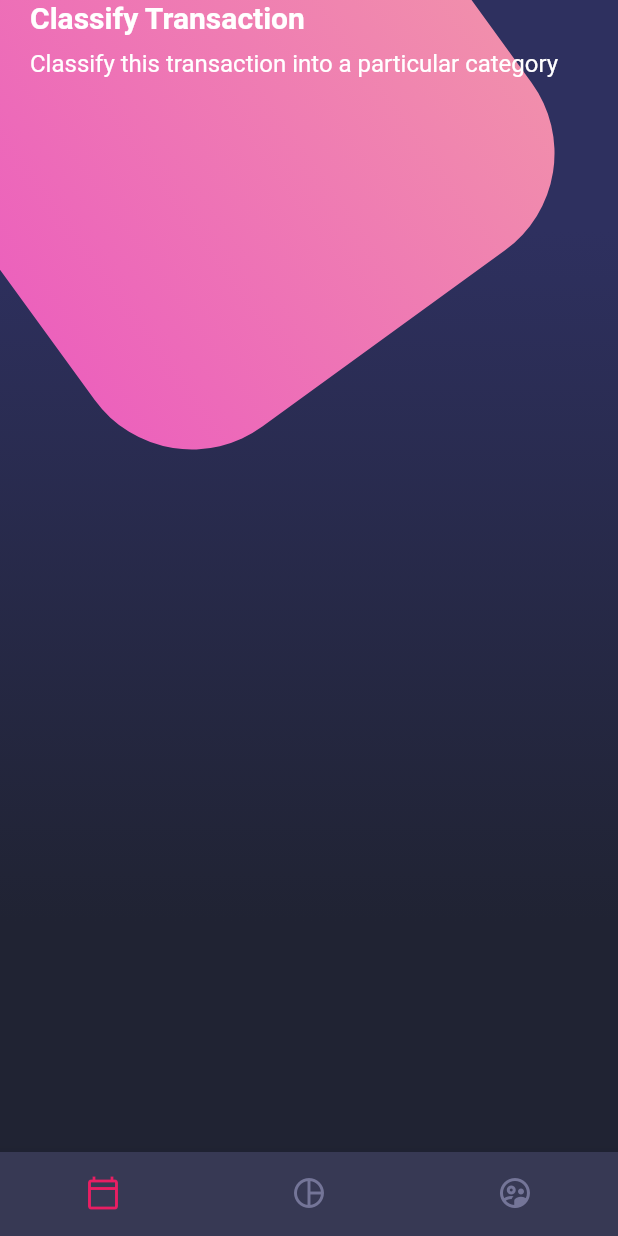
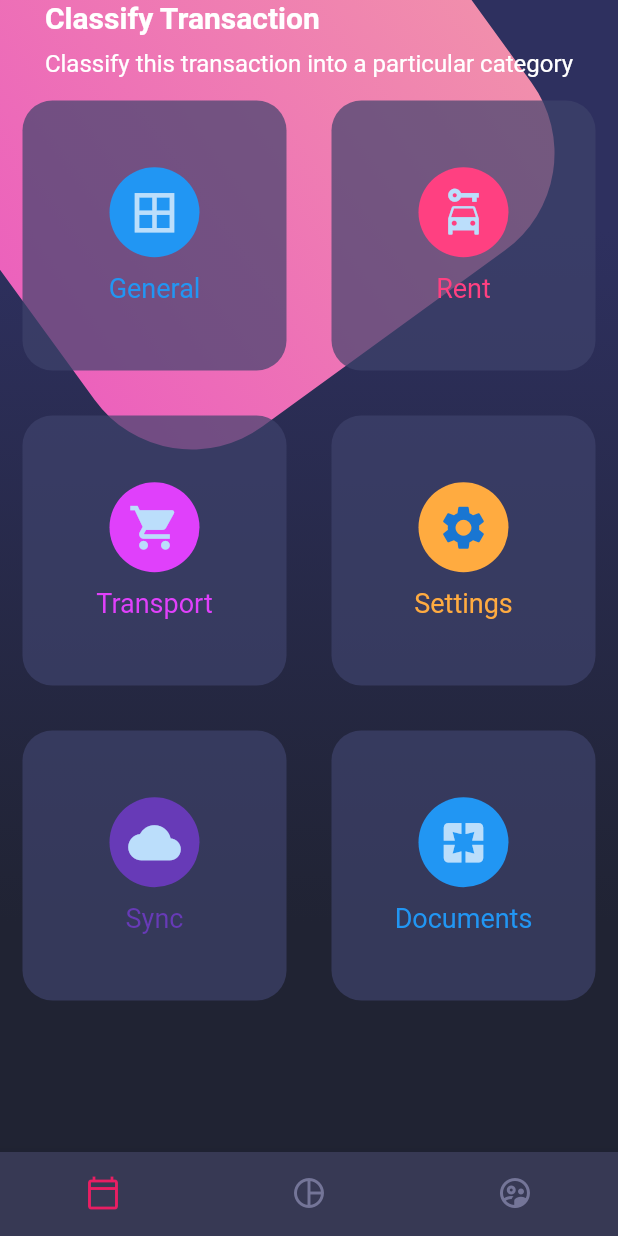
Before and after one commit to Ricardohm7/flutter_designs, a Flutter app: the screen it shows after launch, on a phone screen of 412 x 824 dp. Run offline on Flutter 3.47's test engine with Material 2 defaults, Android fonts, the phone set to English and light mode, and no system bars.

Commit message:
Diseño compuesto -Table y Table row implementados

```diff
--- a/lib/widgets/background.dart
+++ b/lib/widgets/background.dart
@@ -1,5 +1,6 @@
 import 'dart:math';
 
+import 'package:designs/widgets/card_table.dart';
 import 'package:designs/widgets/page_title.dart';
 import 'package:flutter/material.dart';
 
@@ -65,6 +66,8 @@ class _HomeBody extends StatelessWidget {
       child: Column(children: [
         //Titulos
         PageTile(),
+        //Card table
+        CardTable(),
       ]),
     );
   }
--- /dev/null
+++ b/lib/widgets/card_table.dart
@@ -0,0 +1,88 @@
+import 'package:flutter/material.dart';
+
+class CardTable extends StatelessWidget {
+  const CardTable({Key? key}) : super(key: key);
+
+  @override
+  Widget build(BuildContext context) {
+    return Table(
+      children: [
+        TableRow(children: [
+          _SingleCard(
+            color: Colors.blue,
+            icon: Icons.border_all,
+            text: 'General',
+          ),
+          _SingleCard(
+            color: Colors.pinkAccent,
+            icon: Icons.car_rental,
+            text: 'Rent',
+          ),
+        ]),
+        TableRow(children: [
+          _SingleCard(
+            color: Colors.purpleAccent,
+            icon: Icons.local_grocery_store,
+            text: 'Transport',
+          ),
+          _SingleCard(
+            color: Colors.orangeAccent,
+            icon: Icons.settings,
+            text: 'Settings',
+          ),
+        ]),
+        TableRow(children: [
+          _SingleCard(
+            color: Colors.deepPurple,
+            icon: Icons.cloud,
+            text: 'Sync',
+          ),
+          _SingleCard(
+            color: Colors.blue,
+            icon: Icons.pages,
+            text: 'Documents',
+          ),
+        ]),
+      ],
+    );
+  }
+}
+
+class _SingleCard extends StatelessWidget {
+  const _SingleCard({
+    Key? key,
+    required this.icon,
+    required this.color,
+    required this.text,
+  }) : super(key: key);
+
+  final IconData icon;
+  final Color color;
+  final String text;
+
+  @override
+  Widget build(BuildContext context) {
+    return Container(
+      margin: EdgeInsets.all(15),
+      height: 180,
+      decoration: BoxDecoration(
+        color: Color.fromRGBO(62, 66, 107, 0.7),
+        borderRadius: BorderRadius.circular(20),
+      ),
+      child: Column(mainAxisAlignment: MainAxisAlignment.center, children: [
+        CircleAvatar(
+          backgroundColor: color,
+          child: Icon(
+            icon,
+            size: 35,
+          ),
+          radius: 30,
+        ),
+        const SizedBox(
+          height: 10,
+        ),
+        Text(text, style: TextStyle(color: color, fontSize: 18))
+      ]),
+    );
+  }
+}
```
